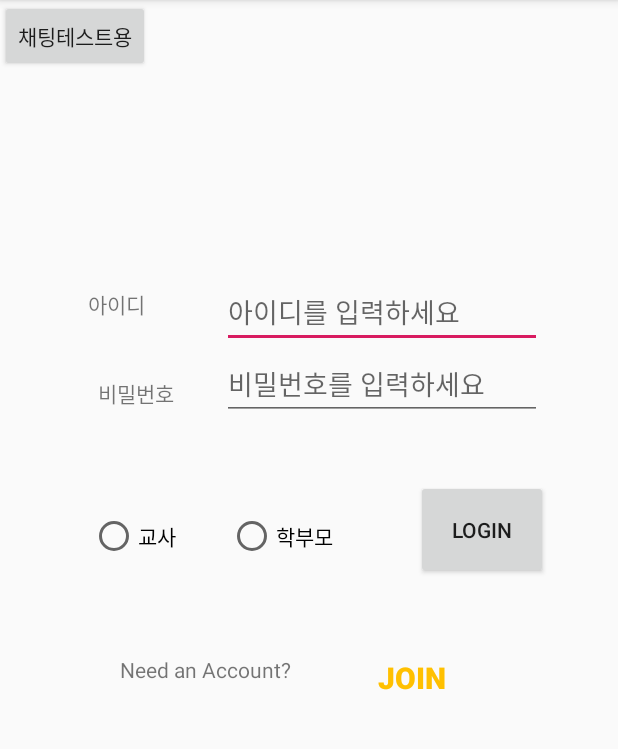
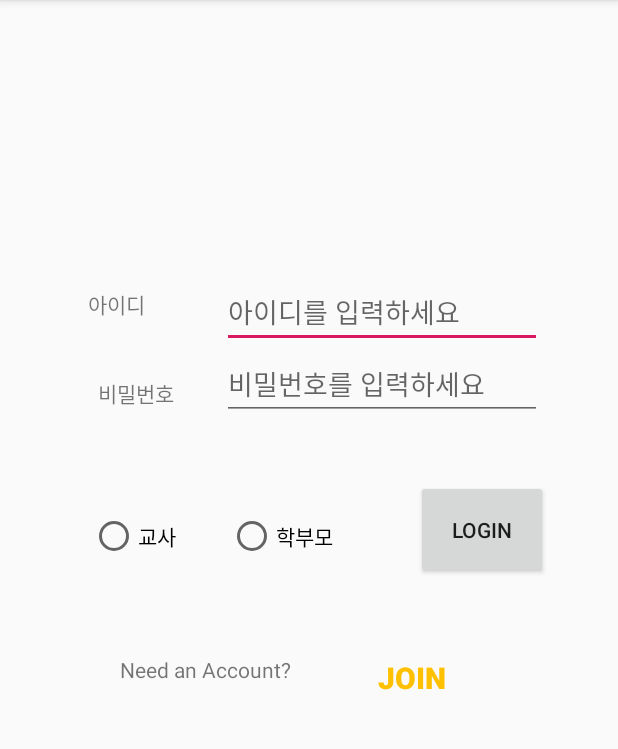
Before and after one commit to baeseungyeon/WeKidAppProject, an Android app: the screen it shows after launch (MainActivity), on a phone screen of 412 x 824 dp, the part 84-833 px from its top. Run offline under Robolectric (Android 15) with nearby library versions, the phone set to English and light mode, and no system bars.

Commit message:
2019-04-21 배승연 아이 정보 로드 완료(스피너 및 세부정보), 교사 학부모 채팅 연결 및 교사 로그인

```diff
--- a/app/src/main/java/com/example/wekid/MainActivity.java
+++ b/app/src/main/java/com/example/wekid/MainActivity.java
@@ -4,6 +4,7 @@ import android.content.Intent;
 import android.os.AsyncTask;
 import android.support.v7.app.AppCompatActivity;
 import android.os.Bundle;
+import android.util.Log;
 import android.view.View;
 import android.widget.Button;
 import android.widget.EditText;
@@ -11,6 +12,7 @@ import android.widget.RadioButton;
 import android.widget.RadioGroup;
 import android.widget.Toast;
 
+import org.json.JSONArray;
 import org.json.JSONException;
 import org.json.JSONObject;
 
@@ -24,6 +26,8 @@ import java.io.OutputStreamWriter;
 import java.net.HttpURLConnection;
 import java.net.MalformedURLException;
 import java.net.URL;
+import java.util.ArrayList;
+import java.util.List;
 
 public class MainActivity extends AppCompatActivity {
 
@@ -31,7 +35,6 @@ public class MainActivity extends AppCompatActivity {
     private Button joinBtn;
     private EditText inputId;
     private EditText inputPwd;
-    private Button chatTestBtn; //<---------- 채팅 테스트용
 
     RadioGroup userTypeGroup;
     RadioButton teacherBtn;
@@ -39,12 +42,12 @@ public class MainActivity extends AppCompatActivity {
     String checkUserType;
 
     ////////////////////// 서버에서 받아올 정보들 담는 변수 ///////////////////
-    String status = null;   // 로그인 실패 = 0, 로그인 성공 = 1
-    String id = null;
-    String name = null;      // 이름
-    String phoneNum = null;
-    String kinder = null;    // 유치원 명, 교사만 받아옴
-    String myClass = null;   // 변수명 'class'로 못만들게돼있어서 myClass로 만듦, 교사만 받아옴
+    String status;        // 로그인 실패 = 0, 로그인 성공 = 1
+    String id;
+    String name ;         // 이름
+    String phoneNum;
+    String kinderName;    // 유치원 이름, 교사만 받아옴
+    String className;     // 반 이름, 교사만 받아옴
     //////////////////////////////////////////////////////////////////////
 
     @Override
@@ -60,19 +63,6 @@ public class MainActivity extends AppCompatActivity {
         userTypeGroup = (RadioGroup)findViewById(R.id.userTypeGroup);
         teacherBtn = (RadioButton) findViewById(R.id.teacherBtn);
         parentsBtn = (RadioButton) findViewById(R.id.parentsBtn);
-
-        //////////테스트용 나중에 삭제해야함//////////////
-        chatTestBtn = (Button) findViewById(R.id.chatTestBtn);  // <-------------채팅 테스트용
-
-        chatTestBtn.setOnClickListener(new View.OnClickListener() {
-            @Override
-            public void onClick(View v) {
-                Intent intent = new Intent(getApplicationContext(), StartActivity.class);
-                startActivity(intent);
-            } // <---------채팅 테스트용
-
-        });
-        ///////////////////////////////////////////////
 
         // 로그인 버튼 클릭 이벤트 ----------------
         loginBtn.setOnClickListener(new View.OnClickListener() {
@@ -198,8 +188,8 @@ public class MainActivity extends AppCompatActivity {
                     phoneNum = jsonObject.get("phoneNum").toString();
 
                     if(teacherBtn.isChecked() == true) {    // 교사인 경우
-                        kinder = jsonObject.get("kinder").toString();
-                        myClass = jsonObject.get("class").toString();
+                        kinderName = jsonObject.get("kinderName").toString();
+                        className = jsonObject.get("className").toString();
                     }
                 }
             } catch (JSONException e) {
@@ -215,13 +205,13 @@ public class MainActivity extends AppCompatActivity {
                     // teacherActivity로 넘김
                     Intent intent = new Intent(getApplicationContext(), TeacherHomeActivity.class);
 
+                    Log.i("data : ", id + " " + name + " " + kinderName + " " + className + " " + phoneNum);
                     // 데이터도 같이 전달
+                    intent.putExtra("id", id);
                     intent.putExtra("name", name);
-                    intent.putExtra("kinder", kinder);
-                    intent.putExtra("myClass", myClass);
+                    intent.putExtra("kinderName", kinderName);
+                    intent.putExtra("className", className);
                     intent.putExtra("phoneNum", phoneNum);
-
-                    intent.putExtra("id", id);
 
                     startActivity(intent);
                 }
--- a/app/src/main/res/layout/activity_main.xml
+++ b/app/src/main/res/layout/activity_main.xml
@@ -132,14 +132,6 @@
         app:layout_constraintStart_toStartOf="parent"
         app:layout_constraintTop_toBottomOf="@+id/pwdTxt" />
 
-    <Button
-        android:id="@+id/chatTestBtn"
-        android:layout_width="wrap_content"
-        android:layout_height="wrap_content"
-        android:text="채팅테스트용"
-        tools:layout_editor_absoluteX="109dp"
-        tools:layout_editor_absoluteY="16dp" />
-
     <!--
     <RadioGroup android:layout_width="fill_parent"
         android:layout_height="wrap_content"
--- a/app/src/main/res/layout/activity_parents_home.xml
+++ b/app/src/main/res/layout/activity_parents_home.xml
@@ -4,7 +4,7 @@
     xmlns:tools="http://schemas.android.com/tools"
     android:layout_width="match_parent"
     android:layout_height="match_parent"
-    tools:context=".TeacherHomeActivity">
+    tools:context=".ParentsHomeActivity">
 
     <TextView
         android:id="@+id/kinderName"
```
Also changed, not shown: app/src/main/java/com/example/wekid/TeacherDTO.java (added, +49 -0 lines), app/src/main/java/com/example/wekid/TeacherHomeActivity.java (+125 -17 lines).
